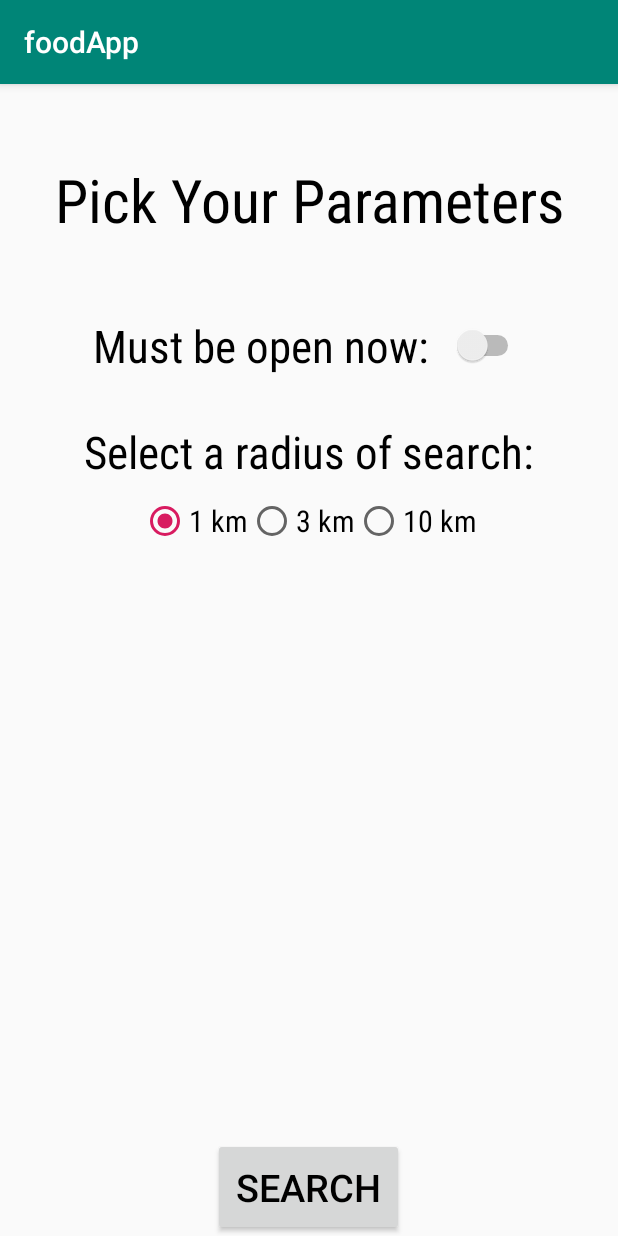
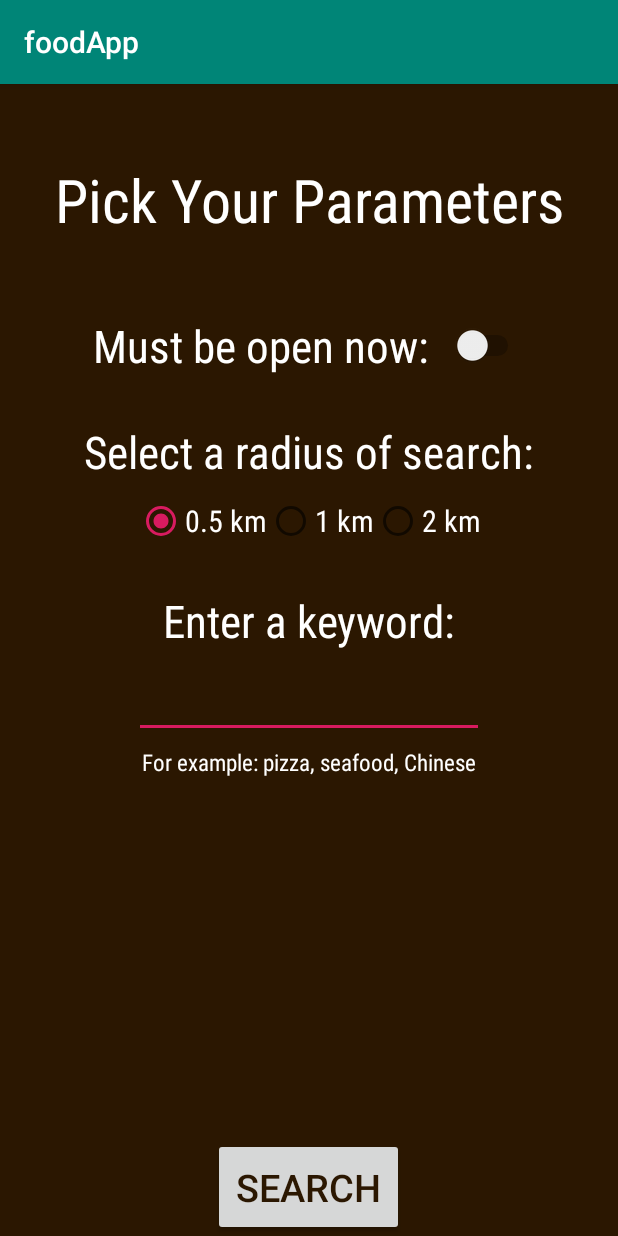
Before and after one commit to danaharlos/FoodApp, an Android app: the decisionScreen screen opened directly, with no data from a screen before it, on a phone screen of 412 x 824 dp. Run offline under Robolectric (Android 15) with nearby library versions, the phone set to English and light mode, and no system bars.

Commit message:
App fully works on emulator, minor problem on real device. still needs to be cleaned up

```diff
--- a/app/src/main/res/layout/activity_decision_screen.xml
+++ b/app/src/main/res/layout/activity_decision_screen.xml
@@ -4,6 +4,7 @@
     xmlns:tools="http://schemas.android.com/tools"
     android:layout_width="match_parent"
     android:layout_height="match_parent"
+    android:background="#2b1701"
     android:layout_gravity="center_horizontal"
     tools:context=".decisionScreen">
 
@@ -19,7 +20,7 @@
         android:paddingBottom="50dp"
         android:fontFamily="sans-serif-condensed"
         android:textSize="40sp"
-        android:textColor="#000000"
+        android:textColor="@color/common_google_signin_btn_text_dark_pressed"
         />
 
     <Switch
@@ -33,8 +34,8 @@
         android:fontFamily="sans-serif-condensed"
         android:textSize="30sp"
         android:switchPadding="15dp"
-        android:textColor="#000000"
         android:layout_centerHorizontal="true"
+        android:textColor="@color/common_google_signin_btn_text_dark_pressed"
         android:onClick="openSwitchClicked"
 
         />
@@ -46,7 +47,7 @@
         android:layout_alignParentBottom="true"
         android:layout_centerHorizontal="true"
         android:textSize="25sp"
-        android:textColor="#000000"
+        android:textColor="#2b1701"
         android:onClick="startSearch"
         android:text="@string/search_button"
         android:padding="15dp"/>
@@ -61,7 +62,7 @@
         android:paddingBottom="10dp"
         android:fontFamily="sans-serif-condensed"
         android:textSize="30sp"
-        android:textColor="#000000"
+        android:textColor="@color/common_google_signin_btn_text_dark_pressed"
         android:layout_centerHorizontal="true" />
 
     <RadioGroup
@@ -73,36 +74,73 @@
         android:layout_centerHorizontal="true">
 
         <RadioButton
+            android:id="@+id/radio05km"
+            android:layout_width="wrap_content"
+            android:layout_height="wrap_content"
+            android:fontFamily="sans-serif-condensed"
+            android:layout_below="@id/radiusText"
+            android:text="@string/text_05km"
+            android:textColor="@color/common_google_signin_btn_text_dark_pressed"
+            android:checked="true"
+            android:textSize="20sp" />
+        <RadioButton
             android:id="@+id/radio1km"
             android:layout_width="wrap_content"
             android:layout_height="wrap_content"
             android:fontFamily="sans-serif-condensed"
             android:layout_below="@id/radiusText"
             android:text="@string/text_1km"
-            android:textColor="#000000"
-            android:checked="true"
+            android:textColor="@color/common_google_signin_btn_text_dark_pressed"
             android:textSize="20sp" />
         <RadioButton
-            android:id="@+id/radio3km"
+            android:id="@+id/radio2km"
             android:layout_width="wrap_content"
             android:layout_height="wrap_content"
             android:fontFamily="sans-serif-condensed"
             android:layout_below="@id/radiusText"
-            android:text="@string/text_3km"
-            android:textColor="#000000"
-            android:textSize="20sp" />
-        <RadioButton
-            android:id="@+id/radio10km"
-            android:layout_width="wrap_content"
-            android:layout_height="wrap_content"
-            android:fontFamily="sans-serif-condensed"
-            android:layout_below="@id/radiusText"
-            android:text="@string/text_10km"
-            android:textColor="#000000"
+            android:text="@string/text_2km"
+            android:textColor="@color/common_google_signin_btn_text_dark_pressed"
             android:textSize="20sp" />
 
     </RadioGroup>
 
+    <TextView
+        android:id="@+id/keyText"
+        android:layout_width="wrap_content"
+        android:layout_height="wrap_content"
+        android:layout_below="@id/radiusGroup"
+        android:text="@string/key_text"
+        android:paddingTop="30dp"
+        android:paddingBottom="10dp"
+        android:fontFamily="sans-serif-condensed"
+        android:textSize="30sp"
+        android:textColor="@color/common_google_signin_btn_text_dark_pressed"
+        android:layout_centerHorizontal="true" />
+    <EditText
+        android:id="@+id/editText"
+        android:layout_width="wrap_content"
+        android:layout_height="wrap_content"
+        android:layout_below="@id/keyText"
+        android:ems="10"
+        android:fontFamily="sans-serif-condensed"
+        android:textSize="20sp"
+        android:inputType="textPersonName"
+        android:text=""
+        android:textColor="@color/common_google_signin_btn_text_dark_pressed"
+        android:layout_centerHorizontal="true"/>
+
+    <TextView
+        android:id="@+id/exampleText"
+        android:layout_width="wrap_content"
+        android:layout_height="wrap_content"
+        android:layout_below="@id/editText"
+        android:text="@string/example"
+        android:paddingTop="5dp"
+        android:paddingBottom="10dp"
+        android:fontFamily="sans-serif-condensed"
+        android:textSize="15sp"
+        android:textColor="@color/common_google_signin_btn_text_dark_pressed"
+        android:layout_centerHorizontal="true" />
 
 
 
--- a/app/src/main/res/values/strings.xml
+++ b/app/src/main/res/values/strings.xml
@@ -6,9 +6,11 @@
     <string name="title_pick_parameters">Pick Your Parameters</string>
     <string name="open_now">Must be open now:</string>
     <string name="search_button">Search</string>
+    <string name="text_05km">0.5 km</string>
     <string name="text_1km">1 km</string>
-    <string name="text_3km">3 km</string>
-    <string name="text_10km">10 km</string>
+    <string name="text_2km">2 km</string>
+    <string name="key_text">Enter a keyword:</string>
+    <string name="example">For example: pizza, seafood, Chinese</string>
     <string name="radius_text">Select a radius of search:</string>
     <string name="google_maps_API_key">AIzaSyBTKbZKxNpIZJLPqSuJvPJabcrrGWEYaFM</string>
     <string name="google_places_API_key">AIzaSyBTKbZKxNpIZJLPqSuJvPJabcrrGWEYaFM</string>
```
Also changed, not shown: app/src/main/java/com/example/foodapp/MapActivity.java (+53 -10 lines), app/src/main/java/com/example/foodapp/MyCustomInfoWindow.java (added, +51 -0 lines), app/src/main/java/com/example/foodapp/decisionScreen.java (+28 -6 lines), app/src/main/java/com/example/foodapp/getClosePlaces.java (+15 -3 lines), app/src/main/res/layout/activity_map.xml (+8 -8 lines), app/src/main/res/layout/custom_window.xml (added, +33 -0 lines).
